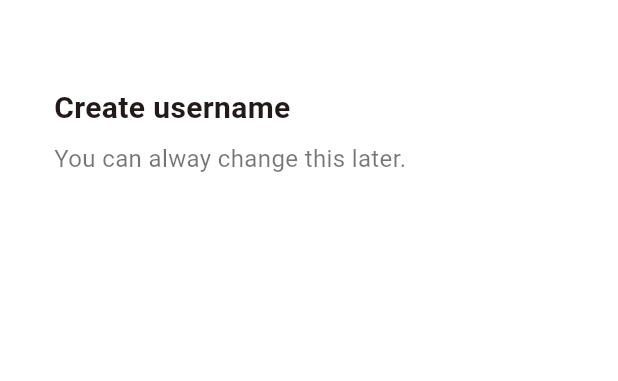
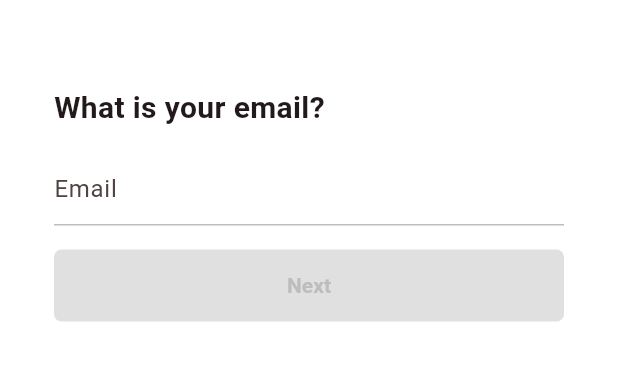
Before and after one commit to geonwoo-jeong/tiktok_clone, a Flutter app: the EmailScreen screen opened directly, on a phone screen of 412 x 824 dp, the part 58-439 px from its top. Run offline on Flutter 3.47's test engine with Material 3 defaults, Android fonts, the phone set to English and light mode, and no system bars; our stand-ins replace font_awesome_flutter.

Commit message:
Form Button

```diff
--- a/lib/screens/features/authentication/email_screen.dart
+++ b/lib/screens/features/authentication/email_screen.dart
@@ -1,9 +1,36 @@
 import 'package:flutter/material.dart';
 import 'package:tiktok_clone/constants/gaps.dart';
 import 'package:tiktok_clone/constants/sizes.dart';
+import 'package:tiktok_clone/screens/features/authentication/widgets/form_button.dart';
 
-class EmailScreen extends StatelessWidget {
+class EmailScreen extends StatefulWidget {
   const EmailScreen({super.key});
+
+  @override
+  State<EmailScreen> createState() => _UsernameScreenState();
+}
+
+class _UsernameScreenState extends State<EmailScreen> {
+  final TextEditingController _usernameController = TextEditingController();
+
+  String _username = "";
+
+  @override
+  void initState() {
+    super.initState();
+
+    _usernameController.addListener(() {
+      setState(() {
+        _username = _usernameController.text;
+      });
+    });
+  }
+
+  @override
+  void dispose() {
+    _usernameController.dispose();
+    super.dispose();
+  }
 
   @override
   Widget build(BuildContext context) {
@@ -11,31 +38,42 @@ class EmailScreen extends StatelessWidget {
       appBar: AppBar(
         title: const Text("Sign up"),
       ),
-        body: const Padding(
-          padding: EdgeInsets.symmetric(
+      body: Padding(
+        padding: const EdgeInsets.symmetric(
           horizontal: Sizes.size36,
         ),
         child: Column(
           crossAxisAlignment: CrossAxisAlignment.start,
           children: [
             Gaps.v40,
-              Text(
-                "Create username",
+            const Text(
+              "What is your email?",
               style: TextStyle(
                 fontSize: Sizes.size20,
                 fontWeight: FontWeight.w700,
               ),
             ),
-              Gaps.v8,
-              Text(
-                "You can alway change this later.",
-                style: TextStyle(
-                  fontSize: Sizes.size16,
-                  color: Colors.black54,
+            Gaps.v16,
+            TextField(
+              controller: _usernameController,
+              decoration: InputDecoration(
+                hintText: "Email",
+                enabledBorder: UnderlineInputBorder(
+                  borderSide: BorderSide(
+                    color: Colors.grey.shade400,
                   ),
-              )
+                ),
+                focusedBorder: UnderlineInputBorder(
+                  borderSide: BorderSide(color: Colors.grey.shade400),
+                ),
+              ),
+              cursorColor: Theme.of(context).colorScheme.primary,
+            ),
+            Gaps.v16,
+            FormButton(disabled: _username.isEmpty)
           ],
         ),
-        ));
+      ),
+    );
   }
 }
--- /dev/null
+++ b/lib/screens/features/authentication/widgets/form_button.dart
@@ -0,0 +1,39 @@
+import 'package:flutter/material.dart';
+import 'package:tiktok_clone/constants/sizes.dart';
+
+class FormButton extends StatelessWidget {
+  final bool disabled;
+
+  const FormButton({
+    super.key,
+    required this.disabled,
+  });
+
+  @override
+  Widget build(BuildContext context) {
+    return FractionallySizedBox(
+      widthFactor: 1,
+      child: AnimatedContainer(
+        padding: const EdgeInsets.symmetric(vertical: Sizes.size16),
+        decoration: BoxDecoration(
+          borderRadius: BorderRadius.circular(Sizes.size5),
+          color: disabled
+              ? Colors.grey.shade300
+              : Theme.of(context).colorScheme.primary,
+        ),
+        duration: const Duration(milliseconds: 300),
+        child: AnimatedDefaultTextStyle(
+          duration: const Duration(milliseconds: 300),
+          style: TextStyle(
+            color: disabled ? Colors.grey.shade400 : Colors.white,
+            fontWeight: FontWeight.w600,
+          ),
+          child: const Text(
+            "Next",
+            textAlign: TextAlign.center,
+          ),
+        ),
+      ),
+    );
+  }
+}
```
Also changed, not shown: lib/screens/features/authentication/username_screen.dart (+21 -21 lines). Lines whose indentation alone changed are shown as unchanged.
